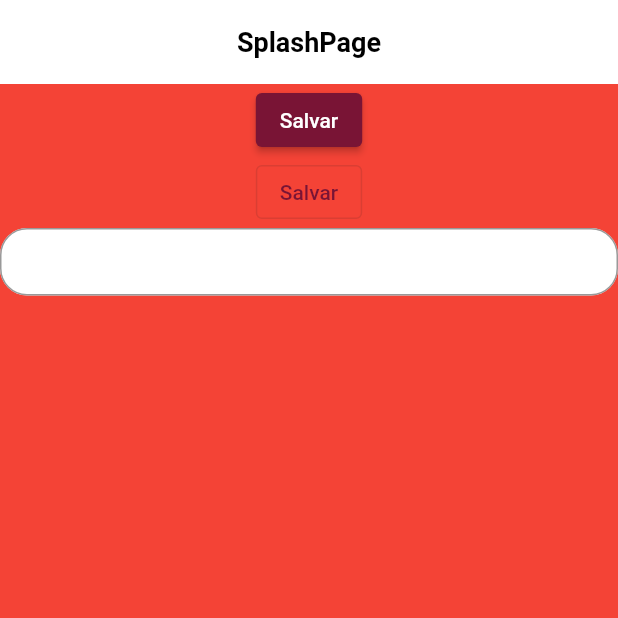
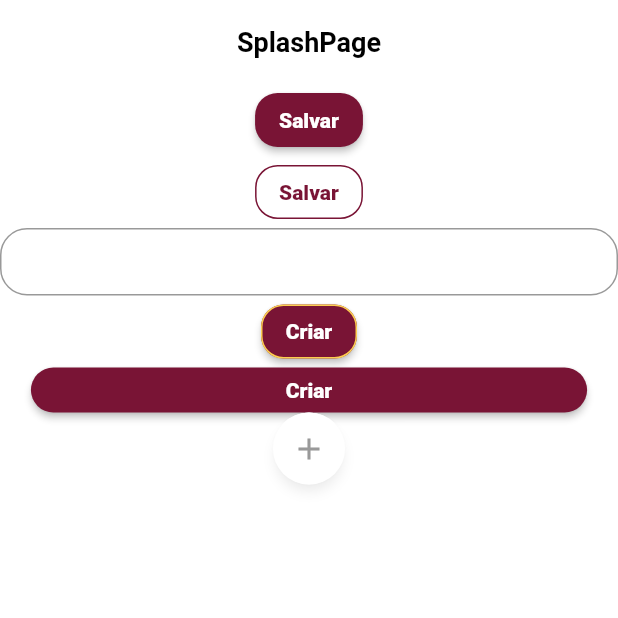
Before and after one commit to CarlosYanBezerraVieira/FifaWorldCup2022, a Flutter app: the screen it shows after launch, on a phone screen of 412 x 824 dp, the top half of it. Run offline on Flutter 3.47's test engine with Material 2 defaults, Android fonts, the phone set to English and light mode, and no system bars; Roboto replaces fonts that are missing (MPlus1P, Poppins).

Commit message:
feat: created components

```diff
--- /dev/null
+++ b/lib/app/core/ui/widgets/button.dart
@@ -0,0 +1,59 @@
+// ignore_for_file: public_member_api_docs, sort_constructors_first
+import 'package:flutter/material.dart';
+import 'package:fwc_album_app/app/core/ui/styles/text_styles.dart';
+
+import '../styles/button_styles.dart';
+
+class Button extends StatelessWidget {
+  final ButtonStyle style;
+  final TextStyle labelStyle;
+  final String label;
+  final double? width;
+  final double? height;
+  final VoidCallback? onPressed;
+  final bool outlined;
+
+  const Button({
+    Key? key,
+    required this.style,
+    required this.labelStyle,
+    required this.label,
+    this.width,
+    this.height,
+    this.onPressed,
+    this.outlined = false,
+  }) : super(key: key);
+
+  Button.primary({
+    super.key,
+    required this.label,
+    this.width,
+    this.height,
+    this.onPressed,
+  })  : style = ButtonStyles.i.primaryButton,
+        labelStyle = TextStyles.i.textSecondaryFontExtraBold,
+        outlined = false;
+
+  @override
+  Widget build(BuildContext context) {
+    final labelText = Text(
+      label,
+      style: labelStyle,
+      overflow: TextOverflow.ellipsis,
+    );
+    return SizedBox(
+        height: height,
+        width: width,
+        child: outlined
+            ? OutlinedButton(
+                onPressed: onPressed,
+                style: style,
+                child: labelText,
+              )
+            : ElevatedButton(
+                onPressed: onPressed,
+                style: style,
+                child: labelText,
+              ));
+  }
+}
--- /dev/null
+++ b/lib/app/core/ui/widgets/rounded_button.dart
@@ -0,0 +1,30 @@
+import 'package:flutter/material.dart';
+import 'package:fwc_album_app/app/core/ui/styles/colors_app.dart';
+
+class RoundedButton extends StatelessWidget {
+  final IconData icon;
+  final VoidCallback onPressed;
+  const RoundedButton({Key? key, required this.icon, required this.onPressed})
+      : super(key: key);
+
+  @override
+  Widget build(BuildContext context) {
+    return Material(
+        elevation: 3,
+        shadowColor: Colors.grey.withOpacity(0.2),
+        shape: const CircleBorder(),
+        child: DecoratedBox(
+          decoration: const BoxDecoration(
+            color: Colors.white,
+            shape: BoxShape.circle,
+          ),
+          child: IconButton(
+            onPressed: () {},
+            icon: Icon(
+              icon,
+              color: context.colors.greyDart,
+            ),
+          ),
+        ));
+  }
+}
--- a/lib/app/pages/splash/splash_page.dart
+++ b/lib/app/pages/splash/splash_page.dart
@@ -1,6 +1,9 @@
 import 'package:flutter/material.dart';
+import 'package:fwc_album_app/app/core/ui/styles/text_styles.dart';
+import 'package:fwc_album_app/app/core/ui/widgets/button.dart';
+import 'package:fwc_album_app/app/core/ui/widgets/rounded_button.dart';
 
-import '../../core/styles/button_styles.dart';
+import '../../core/ui/styles/button_styles.dart';
 
 class SplashPage extends StatelessWidget {
   const SplashPage({Key? key}) : super(key: key);
@@ -8,7 +11,7 @@ class SplashPage extends StatelessWidget {
   @override
   Widget build(BuildContext context) {
     return Scaffold(
-      backgroundColor: Colors.red,
+      backgroundColor: Colors.white,
       appBar: AppBar(
         title: const Text('SplashPage'),
       ),
@@ -29,6 +32,19 @@ class SplashPage extends StatelessWidget {
             ),
           ),
           const TextField(),
+          Button(
+            onPressed: () {},
+            style: context.buttonStyles.yellowOutlineButton,
+            labelStyle: context.textStyle.textSecondaryFontExtraBold,
+            label: "Criar",
+          ),
+          Button.primary(
+            width: MediaQuery.of(context).size.width * 0.9,
+            height: 30,
+            onPressed: () {},
+            label: "Criar",
+          ),
+          RoundedButton(icon: Icons.add, onPressed: () {})
         ],
       ),
     );
```
